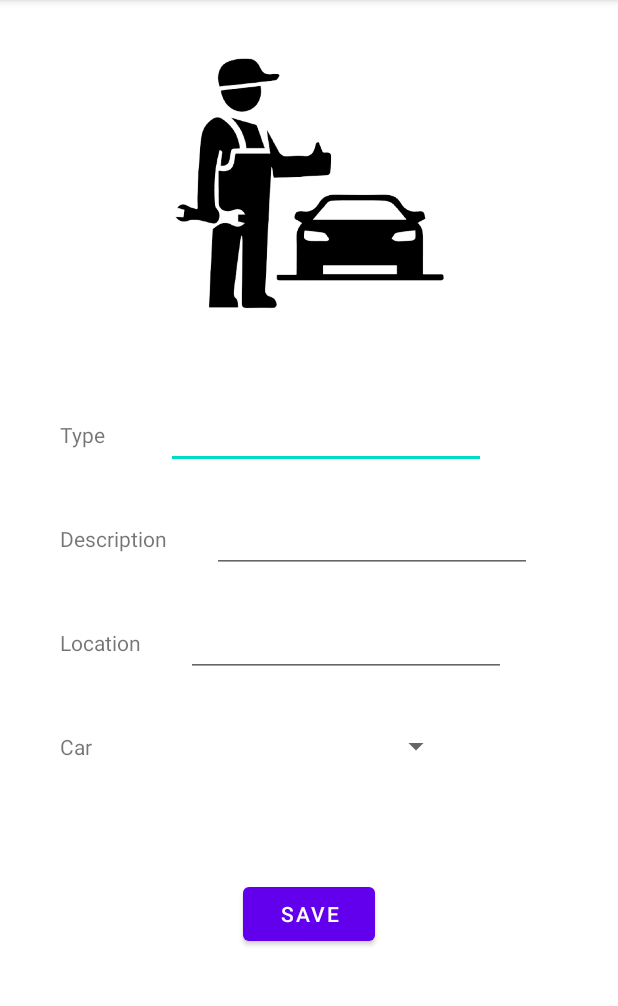
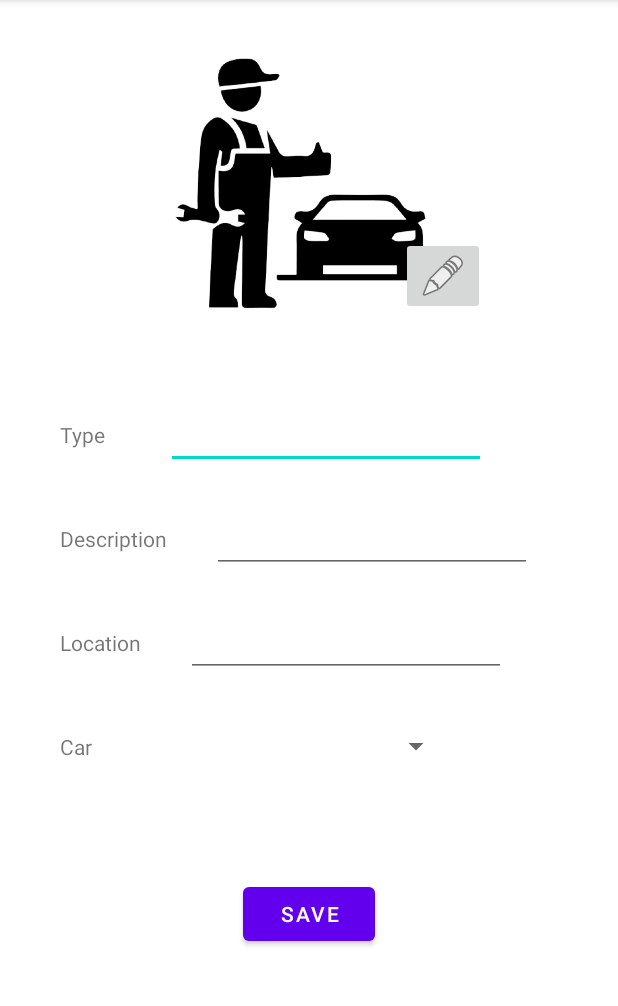
Before and after one commit to Ravit-Clark/project_FriendsOnRoad, an Android app: the fragment AddEvent shown on its own in the app's theme, after a tap on "SAVE", on a phone screen of 412 x 824 dp, the part 84-1090 px from its top. Run offline under Robolectric (Android 15) with nearby library versions, the phone set to English and light mode, and no system bars; our stand-ins replace Firebase (no records; nobody signed in at launch, a user with empty details on screens opened directly); 1 statement that could not run was skipped.

Commit message:
start the event

```diff
--- a/app/src/main/java/com/ravit/friends_on_road/Model/Event.java
+++ b/app/src/main/java/com/ravit/friends_on_road/Model/Event.java
@@ -3,20 +3,32 @@ package com.ravit.friends_on_road.Model;
 public class Event {
 
     private String emailOwner;
-    private String eventNum;
+    private static String eventNum="1";
+    private String numOfSpecificEvent;
     private String type;
     private String description;
     private String locaion;
-    private String car;
+    //private String car;
     private String status="open";
     private String imgUrl;
+
+
 
     public String getEventNum() {
         return eventNum;
     }
 
-    public void setEventNum(String eventNum) {
-        this.eventNum = eventNum;
+    public void PromoteEventNum() {
+        this.eventNum=this.getEventNum()+"0";
+    }
+
+
+    public String getNumOfSpecificEvent() {
+        return numOfSpecificEvent;
+    }
+
+    public void setNumOfSpecificEvent(String numOfSpecificEvent) {
+        this.numOfSpecificEvent = numOfSpecificEvent;
     }
 
     public String getEmailOwner() {
@@ -29,7 +41,7 @@ public class Event {
 
 
 
-    private String ownerEmail;
+
 
     public String getImgUrl() {
         return imgUrl;
@@ -56,9 +68,12 @@ public class Event {
         return status;
     }
 
-    public void setStatus(String status) {
-        this.status = status;
+    public void openEvent() {
+        this.status = "open";
     }
+
+    public void closeEvent(){this.status="close";}
+
 
     public void setDescription(String description) {
         this.description = description;
@@ -68,15 +83,15 @@ public class Event {
         this.locaion = locaion;
     }
 
-    public void setCar(String car) {
-        this.car = car;
-    }
+//    public void setCar(String car) {
+//        this.car = car;
+//    }
 
     public String getLocaion() {
         return locaion;
     }
 
-    public String getCar() {
-        return car;
-    }
+//    public String getCar() {
+//        return car;
+//    }
 }
--- a/app/src/main/java/com/ravit/friends_on_road/login.java
+++ b/app/src/main/java/com/ravit/friends_on_road/login.java
@@ -12,6 +12,7 @@ import android.view.View;
 import android.view.ViewGroup;
 import android.widget.Button;
 import android.widget.EditText;
+import android.widget.ProgressBar;
 import android.widget.Toast;
 
 import com.google.android.gms.tasks.OnCompleteListener;
@@ -32,6 +33,7 @@ public class login extends Fragment {
         View view= inflater.inflate(R.layout.fragment_login, container, false);
         final EditText email = view.findViewById(R.id.login_email);
         final EditText pass = view.findViewById(R.id.login_passWord);
+        //final ProgressBar pBar = view.findViewById(R.id.signUp_progressBar);
 
         Button loginBtn = view.findViewById(R.id.login_btnLogin);
 
--- a/app/src/main/java/com/ravit/friends_on_road/ui/ClosedEvents/AddEvent.java
+++ b/app/src/main/java/com/ravit/friends_on_road/ui/ClosedEvents/AddEvent.java
@@ -21,6 +21,7 @@ import android.widget.AdapterView;
 import android.widget.ArrayAdapter;
 import android.widget.Button;
 import android.widget.EditText;
+import android.widget.ImageButton;
 import android.widget.ImageView;
 import android.widget.Spinner;
 import android.widget.Toast;
@@ -39,7 +40,8 @@ import static android.app.Activity.RESULT_CANCELED;
 import static android.app.Activity.RESULT_OK;
 
 
-public class AddEvent extends Fragment implements AdapterView.OnItemSelectedListener {
+public class AddEvent extends Fragment  {
+    //implements AdapterView.OnItemSelectedListener
     String[] items;
     List<Car> data;
     ImageView img;
@@ -53,26 +55,27 @@ public class AddEvent extends Fragment implements AdapterView.OnItemSelectedList
         EditText description = view.findViewById(R.id.addEvent_description);
         EditText location = view.findViewById(R.id.addEvent_location);
         Button saveBtn = view.findViewById(R.id.addEvent_saveBtn);
+        ImageButton addImg=view.findViewById(R.id.addEvent_addImgBtn);
         img = view.findViewById(R.id.addEvent_img);
-        img.setOnClickListener(new View.OnClickListener() {
+        addImg.setOnClickListener(new View.OnClickListener() {
             @Override
             public void onClick(View v) {
                 editImage();
             }
         });
         String ownEmail = AddEventArgs.fromBundle(getArguments()).getEmailOwner();
-        Spinner dropdown = view.findViewById(R.id.addEvent_carsSpinner);
+        //Spinner dropdown = view.findViewById(R.id.addEvent_carsSpinner);
 
-        Model.instance.getCarsByEmailOwner(ownEmail, new Model.GetCarsByEmailOwnerListener() {
-            @Override
-            public void onComplete(List<Car> _data) {
-                data = _data;
-                items = new String[data.size()];
-                for (int i = 0; i < data.size(); i++) {
-                    items[i] = data.get(i).getLicensePlateNum();
-                }
-            }
-        });
+//        Model.instance.getCarsByEmailOwner(ownEmail, new Model.GetCarsByEmailOwnerListener() {
+//            @Override
+//            public void onComplete(List<Car> _data) {
+//                data = _data;
+//                items = new String[data.size()];
+//                for (int i = 0; i < data.size(); i++) {
+//                    items[i] = data.get(i).getLicensePlateNum();
+//                }
+//            }
+//        });
 
 //        ArrayAdapter<String> adapter = new ArrayAdapter<String>(getContext(), android.R.layout.simple_spinner_item, items);
 //        adapter.setDropDownViewResource(android.R.layout.simple_spinner_dropdown_item);
@@ -87,8 +90,11 @@ public class AddEvent extends Fragment implements AdapterView.OnItemSelectedList
                 event.setLocaion(location.getText().toString());
                 event.setDescription(description.getText().toString());
                 event.setEmailOwner(ownEmail);
+                event.openEvent();//status-open
+                event.setNumOfSpecificEvent(event.getEventNum());
+                event.PromoteEventNum();
                 Bitmap bitmap = ((BitmapDrawable)img.getDrawable()).getBitmap();
-                Model.instance.uploadImage(bitmap, event.getEventNum(), new ModelFirebase.UploadImageListener() {
+                Model.instance.uploadImage(bitmap, event.getNumOfSpecificEvent(), new ModelFirebase.UploadImageListener() {
                     @Override
                     public void onComplete(String url) {
                         if (url == null){
@@ -113,26 +119,26 @@ public class AddEvent extends Fragment implements AdapterView.OnItemSelectedList
         return view;
     }
 
-    @Override
-    public void onItemSelected(AdapterView<?> parent, View view, int position, long id) {
-        switch (position) {
-            case 0:
-                // Whatever you want to happen when the first item gets selected
-                break;
-            case 1:
-                // Whatever you want to happen when the second item gets selected
-                break;
-            case 2:
-                // Whatever you want to happen when the thrid item gets selected
-                break;
+//    @Override
+//    public void onItemSelected(AdapterView<?> parent, View view, int position, long id) {
+//        switch (position) {
+//            case 0:
+//                // Whatever you want to happen when the first item gets selected
+//                break;
+//            case 1:
+//                // Whatever you want to happen when the second item gets selected
+//                break;
+//            case 2:
+//                // Whatever you want to happen when the thrid item gets selected
+//                break;
+//
+//        }
+//    }
 
-        }
-    }
-
-    @Override
-    public void onNothingSelected(AdapterView<?> parent) {
-        data.get(1).getLicensePlateNum();
-    }
+ //   @Override
+//    public void onNothingSelected(AdapterView<?> parent) {
+//        data.get(1).getLicensePlateNum();
+//    }
 
 
     void editImage() {
--- a/app/src/main/java/com/ravit/friends_on_road/ui/ClosedEvents/ClosedEventsList.java
+++ b/app/src/main/java/com/ravit/friends_on_road/ui/ClosedEvents/ClosedEventsList.java
@@ -56,7 +56,7 @@ public class ClosedEventsList extends Fragment {
         list.setOnItemClickListener(new AdapterView.OnItemClickListener() {
             @Override
             public void onItemClick(AdapterView<?> parent, View view, int i, long id) {
-                ClosedEventsListDirections.ActionNavClosedEventsListToEventDetails action = ClosedEventsListDirections.actionNavClosedEventsListToEventDetails(data.get(i).getEventNum());
+                ClosedEventsListDirections.ActionNavClosedEventsListToEventDetails action = ClosedEventsListDirections.actionNavClosedEventsListToEventDetails(data.get(i).getNumOfSpecificEvent());
                 Navigation.findNavController(view).navigate(action);
             }
         });
--- a/app/src/main/java/com/ravit/friends_on_road/ui/profile/EditProfile.java
+++ b/app/src/main/java/com/ravit/friends_on_road/ui/profile/EditProfile.java
@@ -45,7 +45,7 @@ public class EditProfile extends Fragment {
         EditText email=view.findViewById(R.id.editProfile_email);
         Button saveBtn = view.findViewById(R.id.editProfile_saveBtn);
         ImageButton editImageBtn = view.findViewById(R.id.editProfile_editImg);
-
+        img=view.findViewById(R.id.profile_img);
 
         editImageBtn.setOnClickListener(new View.OnClickListener() {
             @Override
@@ -56,7 +56,7 @@ public class EditProfile extends Fragment {
 
 
 
-        img=view.findViewById(R.id.profile_img);
+
 
 
         String userEmail = EditProfileArgs.fromBundle(getArguments()).getEmail();
--- a/app/src/main/res/layout/fragment_add_event.xml
+++ b/app/src/main/res/layout/fragment_add_event.xml
@@ -113,4 +113,14 @@
         app:layout_constraintTop_toTopOf="parent"
         app:layout_constraintVertical_bias="0.26" />
 
+    <ImageButton
+        android:id="@+id/addEvent_addImgBtn"
+        android:layout_width="wrap_content"
+        android:layout_height="wrap_content"
+        android:layout_marginEnd="44dp"
+        android:layout_marginBottom="8dp"
+        android:src="@android:drawable/ic_menu_edit"
+        app:layout_constraintBottom_toBottomOf="@+id/addEvent_img"
+        app:layout_constraintEnd_toEndOf="@+id/addEvent_img" />
+
 </androidx.constraintlayout.widget.ConstraintLayout>
--- a/app/src/main/res/layout/fragment_sign_up.xml
+++ b/app/src/main/res/layout/fragment_sign_up.xml
@@ -94,7 +94,7 @@
         app:layout_constraintTop_toTopOf="parent" />
 
     <ImageButton
-        android:id="@+id/imageButton2"
+        android:id="@+id/signUp_addImgBtn"
         android:layout_width="wrap_content"
         android:layout_height="wrap_content"
         android:src="?android:attr/actionModeWebSearchDrawable"
```
Also changed, not shown: app/src/main/java/com/ravit/friends_on_road/Model/ModelFirebase_Event.java (+20 -15 lines), app/src/main/java/com/ravit/friends_on_road/ui/ClosedEvents/EventDetails.java (+8 -7 lines), app/src/main/java/com/ravit/friends_on_road/ui/myCars/CarDetails.java (+10 -7 lines), app/src/main/java/com/ravit/friends_on_road/ui/myCars/EditCar.java (+27 -16 lines), app/src/main/res/layout/fragment_add_car.xml (+10 -0 lines), app/src/main/res/layout/fragment_car_details.xml (+13 -13 lines), app/src/main/res/layout/fragment_edit_car.xml (+9 -0 lines), app/src/main/res/layout/fragment_edit_my_open_event.xml (+23 -1 lines), app/src/main/res/navigation/mobile_navigation.xml (+5 -4 lines).
